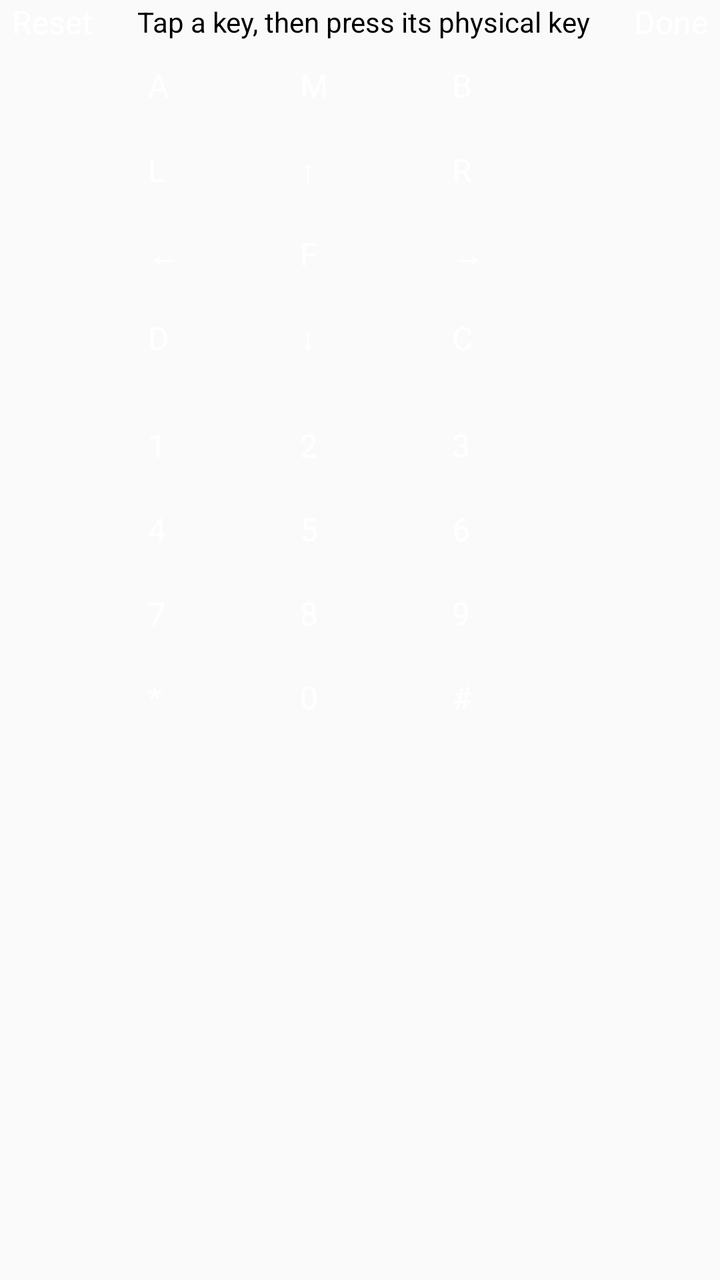
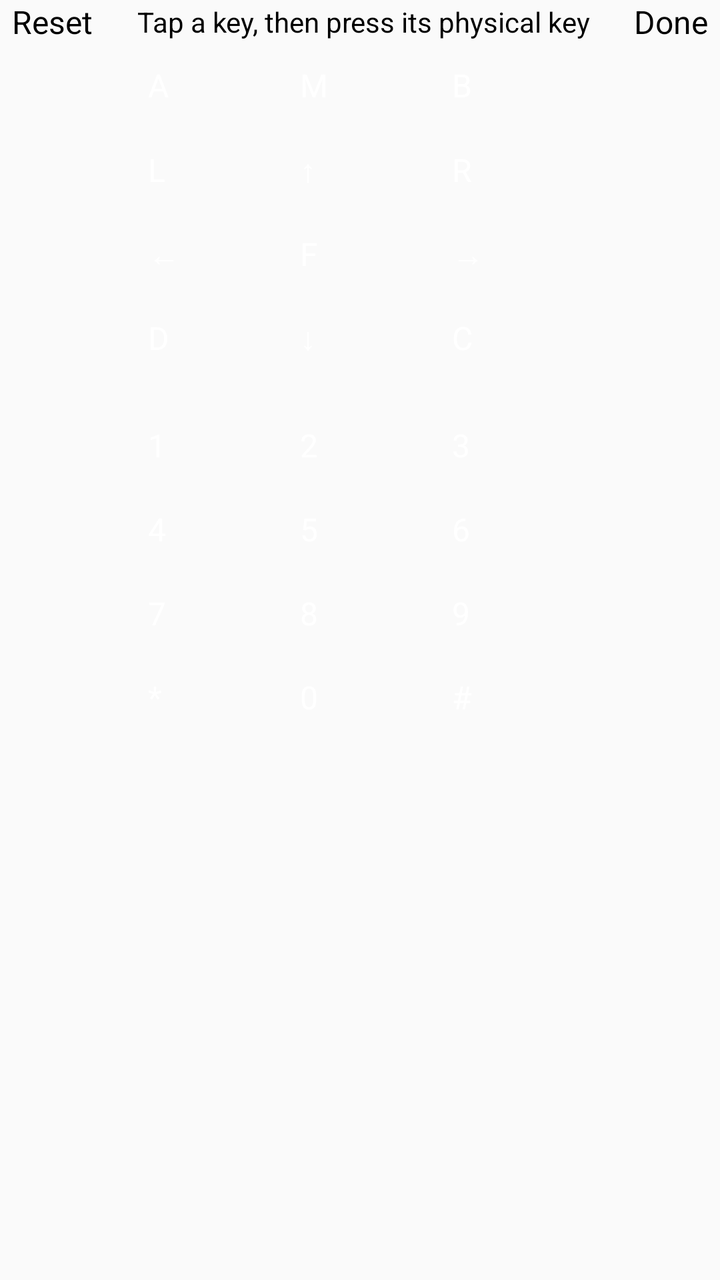

Screens rendered from an Android XML layout before and after an edit, with the pre-edit source and the edit as a unified diff.
<!-- AndroidManifest.xml: activity theme AppTheme.LegacyScreen -->
<!-- res/layout/activity_legacy_key_mapper.xml -->
<?xml version="1.0" encoding="utf-8"?>
<LinearLayout xmlns:android="http://schemas.android.com/apk/res/android"
    android:layout_width="match_parent"
    android:layout_height="match_parent"
    android:background="@color/background"
    android:orientation="vertical">

    <LinearLayout
        android:layout_width="match_parent"
        android:layout_height="wrap_content"
        android:gravity="center_vertical"
        android:orientation="horizontal"
        android:paddingLeft="6dp"
        android:paddingRight="6dp">

        <Button
            android:id="@+id/legacy_key_mapper_reset"
            android:layout_width="wrap_content"
            android:layout_height="wrap_content"
            android:text="@string/reset_mapping" />

        <TextView
            android:layout_width="0dp"
            android:layout_height="wrap_content"
            android:layout_weight="1"
            android:gravity="center"
            android:paddingLeft="6dp"
            android:paddingRight="6dp"
            android:text="@string/legacy_key_mapper_instruction"
            android:textColor="@color/text_primary"
            android:textSize="14sp" />

        <Button
            android:id="@+id/legacy_key_mapper_done"
            android:layout_width="wrap_content"
            android:layout_height="wrap_content"
            android:text="@string/legacy_key_mapper_done" />
    </LinearLayout>

    <FrameLayout
        android:layout_width="match_parent"
        android:layout_height="0dp"
        android:layout_weight="1">

        <ScrollView
            android:layout_width="match_parent"
            android:layout_height="match_parent"
            android:fillViewport="true">

            <LinearLayout
                android:layout_width="match_parent"
                android:layout_height="wrap_content"
                android:gravity="center_horizontal"
                android:orientation="vertical"
                android:padding="8dp">

                <LinearLayout style="@style/LegacyKeyMapperRow">
                    <Button style="@style/LegacyKeyMapperButton" android:id="@+id/virtual_key_a" android:text="@string/virtual_key_a" />
                    <Button style="@style/LegacyKeyMapperButton" android:id="@+id/virtual_key_menu" android:text="@string/virtual_key_menu" />
                    <Button style="@style/LegacyKeyMapperButton" android:id="@+id/virtual_key_b" android:text="@string/virtual_key_b" />
                </LinearLayout>

                <LinearLayout style="@style/LegacyKeyMapperRow">
                    <Button style="@style/LegacyKeyMapperButton" android:id="@+id/virtual_key_left_soft" android:text="@string/virtual_key_left_soft" />
                    <Button style="@style/LegacyKeyMapperButton" android:id="@+id/virtual_key_up" android:text="@string/virtual_key_up" />
                    <Button style="@style/LegacyKeyMapperButton" android:id="@+id/virtual_key_right_soft" android:text="@string/virtual_key_right_soft" />
                </LinearLayout>

                <LinearLayout style="@style/LegacyKeyMapperRow">
                    <Button style="@style/LegacyKeyMapperButton" android:id="@+id/virtual_key_left" android:text="@string/virtual_key_left" />
                    <Button style="@style/LegacyKeyMapperButton" android:id="@+id/virtual_key_f" android:text="@string/virtual_key_f" />
                    <Button style="@style/LegacyKeyMapperButton" android:id="@+id/virtual_key_right" android:text="@string/virtual_key_right" />
                </LinearLayout>

                <LinearLayout style="@style/LegacyKeyMapperRow">
                    <Button style="@style/LegacyKeyMapperButton" android:id="@+id/virtual_key_d" android:text="@string/virtual_key_d" />
                    <Button style="@style/LegacyKeyMapperButton" android:id="@+id/virtual_key_down" android:text="@string/virtual_key_down" />
                    <Button style="@style/LegacyKeyMapperButton" android:id="@+id/virtual_key_c" android:text="@string/virtual_key_c" />
                </LinearLayout>

                <LinearLayout
                    style="@style/LegacyKeyMapperRow"
                    android:layout_marginTop="12dp">
                    <Button style="@style/LegacyKeyMapperButton" android:id="@+id/virtual_key_1" android:text="@string/virtual_key_1" />
                    <Button style="@style/LegacyKeyMapperButton" android:id="@+id/virtual_key_2" android:text="@string/virtual_key_2" />
                    <Button style="@style/LegacyKeyMapperButton" android:id="@+id/virtual_key_3" android:text="@string/virtual_key_3" />
                </LinearLayout>

                <LinearLayout style="@style/LegacyKeyMapperRow">
                    <Button style="@style/LegacyKeyMapperButton" android:id="@+id/virtual_key_4" android:text="@string/virtual_key_4" />
                    <Button style="@style/LegacyKeyMapperButton" android:id="@+id/virtual_key_5" android:text="@string/virtual_key_5" />
                    <Button style="@style/LegacyKeyMapperButton" android:id="@+id/virtual_key_6" android:text="@string/virtual_key_6" />
                </LinearLayout>

                <LinearLayout style="@style/LegacyKeyMapperRow">
                    <Button style="@style/LegacyKeyMapperButton" android:id="@+id/virtual_key_7" android:text="@string/virtual_key_7" />
                    <Button style="@style/LegacyKeyMapperButton" android:id="@+id/virtual_key_8" android:text="@string/virtual_key_8" />
                    <Button style="@style/LegacyKeyMapperButton" android:id="@+id/virtual_key_9" android:text="@string/virtual_key_9" />
                </LinearLayout>

                <LinearLayout style="@style/LegacyKeyMapperRow">
                    <Button style="@style/LegacyKeyMapperButton" android:id="@+id/virtual_key_star" android:text="@string/virtual_key_star" />
                    <Button style="@style/LegacyKeyMapperButton" android:id="@+id/virtual_key_0" android:text="@string/virtual_key_0" />
                    <Button style="@style/LegacyKeyMapperButton" android:id="@+id/virtual_key_pound" android:text="@string/virtual_key_pound" />
                </LinearLayout>
            </LinearLayout>
        </ScrollView>

        <FrameLayout
            android:id="@+id/legacy_key_mapper_layer"
            android:layout_width="match_parent"
            android:layout_height="match_parent"
            android:background="#90000000"
            android:visibility="gone">

            <LinearLayout
                android:id="@+id/legacy_key_mapper_popup"
                android:layout_width="wrap_content"
                android:layout_height="wrap_content"
                android:layout_gravity="center"
                android:background="@color/background"
                android:focusable="true"
                android:orientation="vertical"
                android:padding="12dp">

                <TextView
                    android:layout_width="wrap_content"
                    android:layout_height="wrap_content"
                    android:text="@string/mapping_dialog_title"
                    android:textColor="@color/text_primary"
                    android:textSize="20sp" />

                <TextView
                    android:id="@+id/legacy_key_mapper_message"
                    android:layout_width="wrap_content"
                    android:layout_height="wrap_content"
                    android:minWidth="180dp"
                    android:paddingTop="8dp"
                    android:textColor="@color/text_primary"
                    android:textSize="16sp" />
            </LinearLayout>
        </FrameLayout>
    </FrameLayout>
</LinearLayout>
<!-- resources referenced by this layout -->
<resources>
  <color name="background">#fafafa</color>
  <color name="text_primary">#000000</color>
  <string name="legacy_key_mapper_done">Done</string>
  <string name="legacy_key_mapper_instruction">Tap a key, then press its physical key</string>
  <string name="mapping_dialog_title">Press a key</string>
  <string name="reset_mapping">Reset</string>
  <string name="virtual_key_0" translatable="false">0</string>
  <string name="virtual_key_1" translatable="false">1</string>
  <string name="virtual_key_2" translatable="false">2</string>
  <string name="virtual_key_3" translatable="false">3</string>
  <string name="virtual_key_4" translatable="false">4</string>
  <string name="virtual_key_5" translatable="false">5</string>
  <string name="virtual_key_6" translatable="false">6</string>
  <string name="virtual_key_7" translatable="false">7</string>
  <string name="virtual_key_8" translatable="false">8</string>
  <string name="virtual_key_9" translatable="false">9</string>
  <string name="virtual_key_a" translatable="false">A</string>
  <string name="virtual_key_b" translatable="false">B</string>
  <string name="virtual_key_c" translatable="false">C</string>
  <string name="virtual_key_d" translatable="false">D</string>
  <string name="virtual_key_down" translatable="false">↓</string>
  <string name="virtual_key_f" translatable="false">F</string>
  <string name="virtual_key_left" translatable="false">←</string>
  <string name="virtual_key_left_soft" translatable="false">L</string>
  <string name="virtual_key_menu" translatable="false">M</string>
  <string name="virtual_key_pound" translatable="false">#</string>
  <string name="virtual_key_right" translatable="false">→</string>
  <string name="virtual_key_right_soft" translatable="false">R</string>
  <string name="virtual_key_star" translatable="false">*</string>
  <string name="virtual_key_up" translatable="false">↑</string>
  <style name="LegacyKeyMapperButton" parent="ButtonStyle">
          <item name="android:layout_width">72dp</item>
          <item name="android:layout_height">wrap_content</item>
          <item name="android:layout_margin">2dp</item>
          <item name="android:minWidth">56dp</item>
      </style>
  <style name="LegacyKeyMapperRow">
          <item name="android:layout_width">wrap_content</item>
          <item name="android:layout_height">wrap_content</item>
          <item name="android:orientation">horizontal</item>
      </style>
  <style name="AppTheme.LegacyScreen" parent="android:style/Theme.Black">
          <item name="android:windowNoTitle">false</item>
          <item name="android:colorBackground">@color/background</item>
          <item name="android:windowBackground">@color/background</item>
      </style>
  <style name="ButtonStyle">
          <item name="android:minHeight">38dp</item>
          <item name="android:paddingLeft">6dp</item>
          <item name="android:paddingRight">6dp</item>
          <item name="android:background">@drawable/bg_button</item>
      </style>
</resources>

<!-- the commit's change to res/layout/activity_legacy_key_mapper.xml (unified diff, before → after) -->
@@ -2,7 +2,7 @@
 <LinearLayout xmlns:android="http://schemas.android.com/apk/res/android"
     android:layout_width="match_parent"
     android:layout_height="match_parent"
-    android:background="@color/background"
+    android:background="@color/legacy_screen_background"
     android:orientation="vertical">
 
     <LinearLayout
@@ -27,7 +27,7 @@
             android:paddingLeft="6dp"
             android:paddingRight="6dp"
             android:text="@string/legacy_key_mapper_instruction"
-            android:textColor="@color/text_primary"
+            android:textColor="@color/legacy_screen_text_primary"
             android:textSize="14sp" />
 
         <Button
@@ -118,7 +118,7 @@
                 android:layout_width="wrap_content"
                 android:layout_height="wrap_content"
                 android:layout_gravity="center"
-                android:background="@color/background"
+                android:background="@color/legacy_screen_background"
                 android:focusable="true"
                 android:orientation="vertical"
                 android:padding="12dp">
@@ -127,7 +127,7 @@
                     android:layout_width="wrap_content"
                     android:layout_height="wrap_content"
                     android:text="@string/mapping_dialog_title"
-                    android:textColor="@color/text_primary"
+                    android:textColor="@color/legacy_screen_text_primary"
                     android:textSize="20sp" />
 
                 <TextView
@@ -136,7 +136,7 @@
                     android:layout_height="wrap_content"
                     android:minWidth="180dp"
                     android:paddingTop="8dp"
-                    android:textColor="@color/text_primary"
+                    android:textColor="@color/legacy_screen_text_primary"
                     android:textSize="16sp" />
             </LinearLayout>
         </FrameLayout>
<!-- resource entries referenced after the edit -->
@@ -1,7 +1,7 @@
 <!-- resources referenced by this layout -->
 <resources>
-  <color name="background">#fafafa</color>
-  <color name="text_primary">#000000</color>
+  <color name="legacy_screen_background">#fafafa</color>
+  <color name="legacy_screen_text_primary">#000000</color>
   <string name="legacy_key_mapper_done">Done</string>
   <string name="legacy_key_mapper_instruction">Tap a key, then press its physical key</string>
   <string name="mapping_dialog_title">Press a key</string>
@@ -41,16 +41,20 @@
           <item name="android:layout_height">wrap_content</item>
           <item name="android:orientation">horizontal</item>
       </style>
-  <style name="AppTheme.LegacyScreen" parent="android:style/Theme.Black">
+  <style name="AppTheme.LegacyScreen" parent="android:style/Theme.Light">
           <item name="android:windowNoTitle">false</item>
-          <item name="android:colorBackground">@color/background</item>
-          <item name="android:windowBackground">@color/background</item>
+          <item name="android:colorBackground">@color/legacy_screen_background</item>
+          <item name="android:windowBackground">@color/legacy_screen_background</item>
+          <item name="android:textColorPrimary">@color/legacy_screen_text_primary</item>
+          <item name="android:textColorSecondary">@color/legacy_screen_text_secondary</item>
       </style>
   <style name="ButtonStyle">
           <item name="android:minHeight">38dp</item>
           <item name="android:paddingLeft">6dp</item>
           <item name="android:paddingRight">6dp</item>
+          <item name="android:textColor">@android:color/white</item>
           <item name="android:background">@drawable/bg_button</item>
       </style>
+  <color name="legacy_screen_text_secondary">#353535</color>
 </resources>
 
